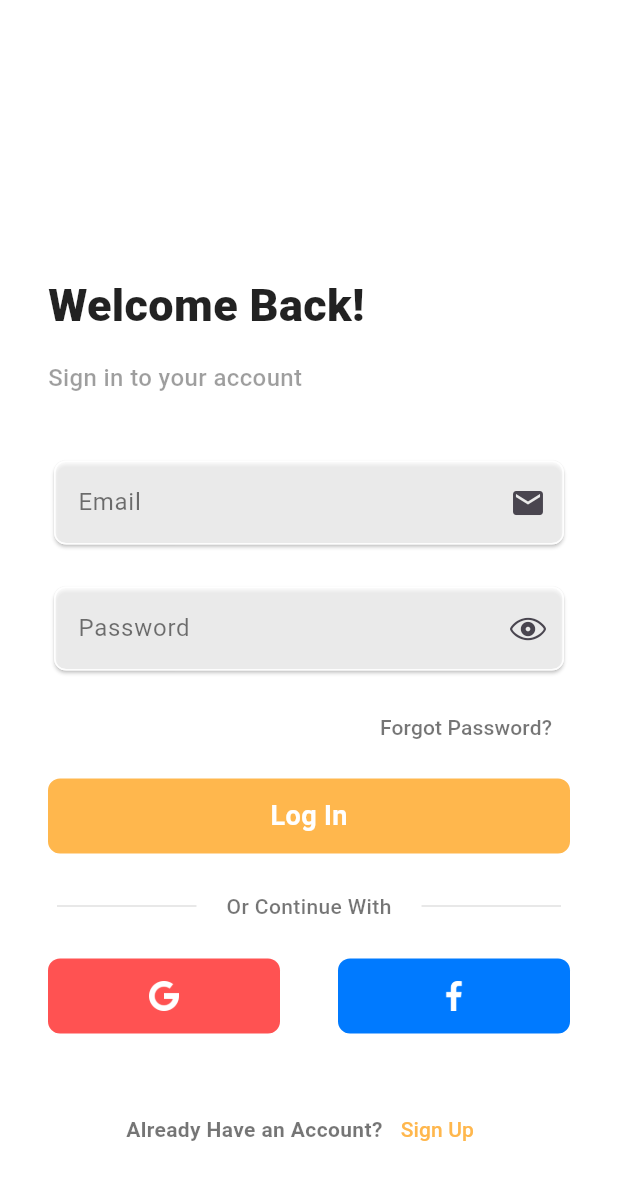
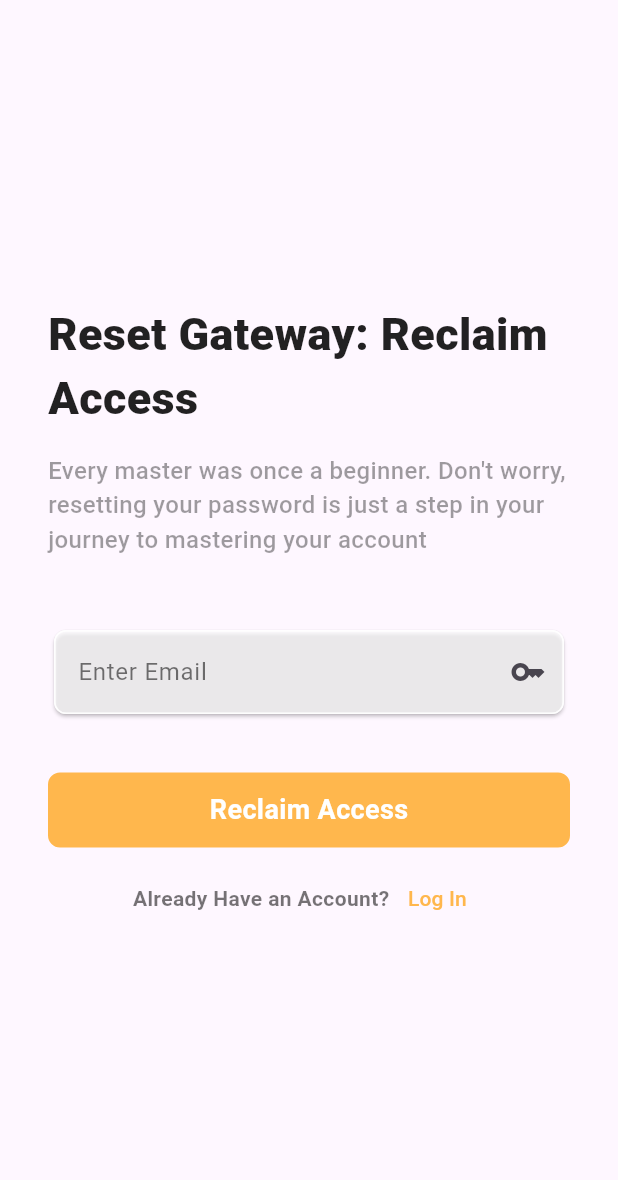
Before and after one commit to RohitGiri420/Email_auth-FireBase, a Flutter app: the Login screen opened directly, after a tap on "Forgot Password?", on a phone screen of 412 x 824 dp. Shown: the top 1180 px of the screen. Run offline on Flutter 3.47's test engine with Material 3 defaults, Android fonts, the phone set to English and light mode, and no system bars; our stand-ins replace firebase_auth, firebase_core; accounts and stored records are empty.

Commit message:
forgot password created sucessfully

```diff
--- a/lib/Screen/FogotPassword.dart
+++ b/lib/Screen/FogotPassword.dart
@@ -0,0 +1,99 @@
+import 'package:firebase_auth/firebase_auth.dart';
+import 'package:flutter/cupertino.dart';
+import 'package:flutter/material.dart';
+
+import '../Widget/UiHelper.dart';
+import 'Login.dart';
+
+class Fogotpassword extends StatefulWidget {
+  const Fogotpassword({super.key});
+
+  @override
+  State<Fogotpassword> createState() => _FogotpasswordState();
+}
+
+class _FogotpasswordState extends State<Fogotpassword> {
+
+  TextEditingController forgotpasscontroller = TextEditingController();
+
+  forgotPass(String email){
+    if(email.isEmpty){
+      return ScaffoldMessenger.of(context).showSnackBar(SnackBar(content: Text("Enter Email")));
+    }
+
+    try{
+      FirebaseAuth.instance.sendPasswordResetEmail(email: email);
+      return ScaffoldMessenger.of(context).showSnackBar(SnackBar(content: Text("Link Sent Successfully")));
+    } catch (ex){
+      if(ex is FirebaseAuthException){
+        return ScaffoldMessenger.of(context).showSnackBar(SnackBar(content: Text(ex.code)));
+      }
+      else{
+        return ScaffoldMessenger.of(context).showSnackBar(SnackBar(content: Text("Unknown Error Occured")));
+      }
+
+    }
+  }
+  @override
+  Widget build(BuildContext context) {
+    return Scaffold(
+      body: Padding(
+        padding: const EdgeInsets.all(32.0),
+        child: Column(
+          mainAxisAlignment: MainAxisAlignment.center,
+          crossAxisAlignment: CrossAxisAlignment.start,
+          children: [
+            Text(
+              "Reset Gateway: Reclaim Access",
+              style: TextStyle(
+                  color: Colors.black87,
+                  fontSize: 30,
+                  fontWeight: FontWeight.w900),
+            ),
+            SizedBox(
+              height: 15,
+            ),
+            Text(
+              "Every master was once a beginner. Don't worry, resetting your password is just a step in your journey to mastering your account",
+              style: TextStyle(
+                  color: Colors.black38,
+                  fontSize: 16,
+                  fontWeight: FontWeight.w500),
+            ),
+
+            SizedBox(
+              height: 35,
+            ),
+
+            Uihelper().CustomTextField(
+              forgotpasscontroller,
+              "Enter Email",
+              false,
+              Icons.key,
+                  () {},
+            ),
+
+            SizedBox(
+              height: 15,
+            ),
+
+            Uihelper().CustomButton("Reclaim Access", Colors.orange.shade300, () {
+              forgotPass(forgotpasscontroller.text);
+            },),
+
+
+            Row(
+              mainAxisAlignment: MainAxisAlignment.center,
+              children: [
+                Text("Already Have an Account?",style: TextStyle(color: Colors.black54,fontSize: 14,fontWeight: FontWeight.w600),),
+                TextButton(onPressed: () {
+                  Navigator.push(context, MaterialPageRoute(builder: (context) => Login(),));
+                }, child:Text("Log In",style: TextStyle(color: Colors.orange.shade300),))
+              ],
+            )
+          ],
+        ),
+      ),
+    );
+  }
+}
--- a/lib/Screen/Login.dart
+++ b/lib/Screen/Login.dart
@@ -6,6 +6,8 @@ import 'package:flutter/cupertino.dart';
 import 'package:flutter/material.dart';
 
 import '../Widget/UiHelper.dart';
+import 'FogotPassword.dart';
+import 'HomePage.dart';
 
 class Login extends StatefulWidget {
   const Login({super.key});
@@ -25,13 +27,13 @@ class _LoginState extends State<Login> {
     }
     try{
       await FirebaseAuth.instance.signInWithEmailAndPassword(email: email, password: password);
-      return Navigator.push(context, MaterialPageRoute(builder: (context) => Getstarted(),));
+      return Navigator.push(context, MaterialPageRoute(builder: (context) => Homepage(),));
     } catch (ex){
       if(ex is FirebaseAuthException){
         return ScaffoldMessenger.of(context).showSnackBar(SnackBar(content: Text(ex.code)));
       }
       else{
-
+        return ScaffoldMessenger.of(context).showSnackBar(SnackBar(content: Text("Unknown Error Occured")));
       }
     }
 
@@ -90,6 +92,8 @@ class _LoginState extends State<Login> {
               mainAxisAlignment: MainAxisAlignment.end,
               children: [
                 TextButton(onPressed: () {
+
+                  Navigator.push(context, MaterialPageRoute(builder: (context) => Fogotpassword(),));
 
                 }, child:Text("Forgot Password?",style: TextStyle(color: Colors.black54),)),
               ],
@@ -183,7 +187,7 @@ class _LoginState extends State<Login> {
               mainAxisAlignment: MainAxisAlignment.center,
               children: [
                 Text(
-                  "Already Have an Account?",
+                  "Not a Member?",
                   style: TextStyle(
                       color: Colors.black54,
                       fontSize: 14,
@@ -198,7 +202,7 @@ class _LoginState extends State<Login> {
                           ));
                     },
                     child: Text(
-                      "Sign Up",
+                      "Join Now",
                       style: TextStyle(color: Colors.orange.shade300),
                     ))
               ],
--- a/lib/Screen/SignUp.dart
+++ b/lib/Screen/SignUp.dart
@@ -35,7 +35,7 @@ class _SignUpScreenState extends State<SignUpScreen> {
       if (ex is FirebaseAuthException) {
         return ScaffoldMessenger.of(context).showSnackBar(SnackBar(content: Text(ex.code)));
       } else {
-        ScaffoldMessenger.of(context).showSnackBar(SnackBar(content: Text("An error occurred")));
+        ScaffoldMessenger.of(context).showSnackBar(SnackBar(content: Text("Unknown error occurred")));
       }
     }
   }
```
Also changed, not shown: lib/Screen/HomePage.dart (+19 -0 lines).
